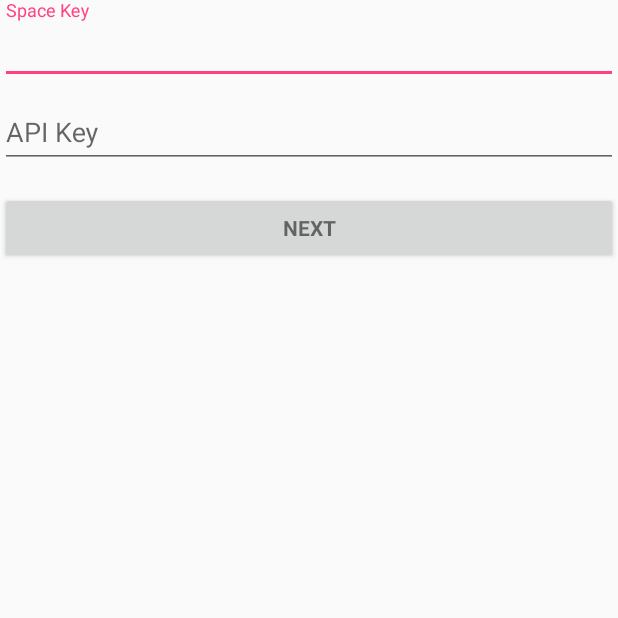
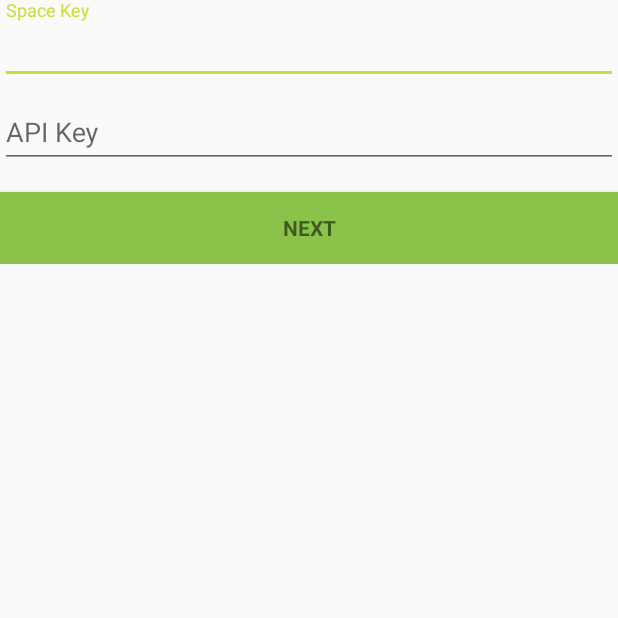
Before and after one commit to scarrupt/Capstone-Project, an Android app: the screen it shows after launch (AccountActivity), on a phone screen of 412 x 824 dp, the top half of it. Run offline under Robolectric (Android 15) with nearby library versions, the phone set to English and light mode, and no system bars; our stand-ins replace ButterKnife, Dagger/Hilt's generated code; libraries missing offline, so code that uses them is left out: retrofit2.adapter.rxjava, rx.android.schedulers, rx.schedulers.

Commit message:
feat : Add Material Design Theme colors
Added Material Design Theme colors (light green, lime)

#Task 3 Implement Account screen

```diff
--- a/app/src/main/AndroidManifest.xml
+++ b/app/src/main/AndroidManifest.xml
@@ -15,12 +15,13 @@
         <activity android:name=".view.account.AccountActivity">
             <intent-filter>
                 <action android:name="android.intent.action.MAIN" />
-
                 <category android:name="android.intent.category.LAUNCHER" />
             </intent-filter>
         </activity>
 
-        <service android:name=".authenticator.BacklogAuthenticatorService" android:exported="false">
+        <service
+            android:name=".authenticator.BacklogAuthenticatorService"
+            android:exported="false">
             <intent-filter>
                 <action android:name="android.accounts.AccountAuthenticator" />
             </intent-filter>
--- a/app/src/main/res/layout/activity_account.xml
+++ b/app/src/main/res/layout/activity_account.xml
@@ -1,11 +1,11 @@
 <?xml version="1.0" encoding="utf-8"?>
 <LinearLayout xmlns:android="http://schemas.android.com/apk/res/android"
     xmlns:tools="http://schemas.android.com/tools"
-    android:id="@+id/space_info_form"
+    android:id="@+id/account_form"
     android:layout_width="match_parent"
     android:layout_height="wrap_content"
     android:orientation="vertical"
-    tools:context="com.codefactoring.android.backlogtracker.view.account.AccountActivity">
+    tools:context=".view.account.AccountActivity">
 
     <android.support.design.widget.TextInputLayout
         android:layout_width="match_parent"
@@ -14,10 +14,8 @@
         <EditText
             android:id="@+id/text_space_key"
             android:layout_width="match_parent"
-
             android:layout_height="match_parent"
 
-            android:layout_gravity="center"
             android:hint="@string/prompt_space_key"
             android:inputType="text"
             android:maxLines="1"
@@ -47,6 +45,7 @@
         android:layout_width="match_parent"
         android:layout_height="wrap_content"
         android:layout_marginTop="16dp"
+        android:background="@color/colorPrimary"
         android:text="@string/action_next"
         android:textStyle="bold" />
 </LinearLayout>
--- a/app/src/main/res/values/colors.xml
+++ b/app/src/main/res/values/colors.xml
@@ -1,6 +1,6 @@
 <?xml version="1.0" encoding="utf-8"?>
 <resources>
-    <color name="colorPrimary">#3F51B5</color>
-    <color name="colorPrimaryDark">#303F9F</color>
-    <color name="colorAccent">#FF4081</color>
+    <color name="colorPrimary">#8bc34a</color>
+    <color name="colorPrimaryDark">#689f38</color>
+    <color name="colorAccent">#CDDC39</color>
 </resources>
```
